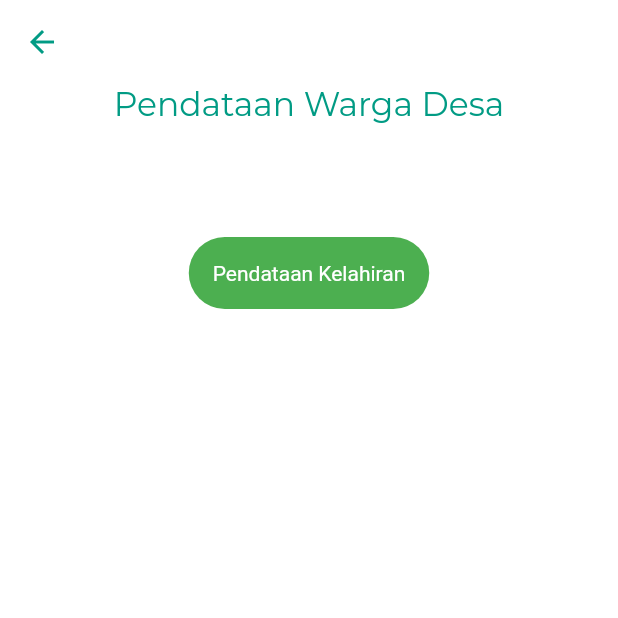
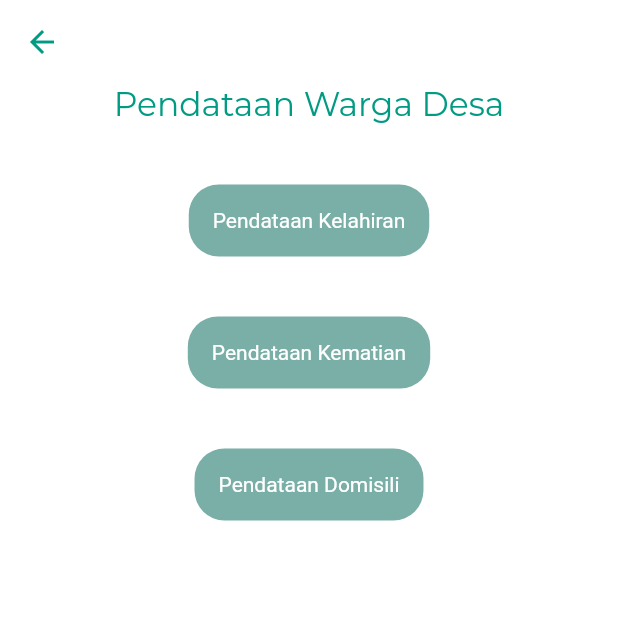
Before and after one commit to risdatamamal/smartville-mobile, a Flutter app: the CitizenDataMenu screen opened directly, on a phone screen of 412 x 824 dp, the top half of it. Run offline on Flutter 3.47's test engine with Material 2 defaults, Android fonts, the phone set to English and light mode, and no system bars; our stand-ins replace dio, google_fonts, image_picker, shared_preferences; accounts and stored records are empty.

Commit message:
Add citizen_data_menu.dart

```diff
--- a/lib/main.dart
+++ b/lib/main.dart
@@ -1,6 +1,7 @@
 import 'package:flutter/material.dart';
 import 'package:provider/provider.dart';
 import 'package:smartville/common/colors.dart';
+import 'package:smartville/pages/citizen_data_menu.dart';
 import 'package:smartville/pages/dashboard_page.dart';
 import 'package:smartville/pages/register_page_2.dart';
 import 'package:smartville/pages/register_page_3.dart';
@@ -48,6 +49,9 @@ class MyApp extends StatelessWidget {
                 builder: (_) => RegisterPage3(name: name),
                 settings: settings,
               );
+
+            case CitizenDataMenu.routeName:
+              return MaterialPageRoute(builder: (_) => const CitizenDataMenu());
             case DashboardPage.routeName:
               return MaterialPageRoute(builder: (_) => const DashboardPage());
             default:
--- a/lib/pages/citizen_data_menu.dart
+++ b/lib/pages/citizen_data_menu.dart
@@ -1,7 +1,6 @@
+import 'package:flutter/cupertino.dart';
 import 'package:flutter/material.dart';
-import 'package:flutter/cupertino.dart';
 import 'package:smartville/common/colors.dart';
-import 'package:smartville/common/constant.dart';
 import 'package:smartville/common/text_styles.dart';
 
 class CitizenDataMenu extends StatefulWidget {
@@ -24,11 +23,8 @@ class _CitizenDataMenuState extends State<CitizenDataMenu> {
           leading: const BackButton(color: primaryColor),
         ),
         backgroundColor: Colors.white,
-        body: SingleChildScrollView(
-          child: Padding(
-            padding: const EdgeInsets.symmetric(horizontal: defaultMargin),
-            child: Column(
-              children: [
+        body: Center(
+          child: Column(children: <Widget>[
             Align(
               alignment: Alignment.center,
               child: Text(
@@ -36,13 +32,13 @@ class _CitizenDataMenuState extends State<CitizenDataMenu> {
                 style: primaryText.copyWith(fontSize: 22),
               ),
             ),
-                const SizedBox(
-                  height: 75,
+            const Padding(
+              padding: EdgeInsets.all(20),
             ),
-                Form(
-                  child: Material(
-                    borderRadius: BorderRadius.circular(30),
-                    color: Colors.green,
+            Material(
+              borderRadius: BorderRadius.circular(20),
+              color: Color.fromRGBO(121, 175, 167, 1),
+              shadowColor: Color.fromRGBO(0, 0, 0, 0.25),
               child: const InkWell(
                 splashColor: Colors.greenAccent,
                 child: Padding(
@@ -54,10 +50,46 @@ class _CitizenDataMenuState extends State<CitizenDataMenu> {
                 ),
               ),
             ),
-                )
-              ],
+
+            const Padding(
+              padding: EdgeInsets.all(20),
+            ),
+
+            Material(
+              borderRadius: BorderRadius.circular(20),
+              color: Color.fromRGBO(121, 175, 167, 1),
+              shadowColor: Color.fromRGBO(0, 0, 0, 0.25),
+              child: const InkWell(
+                splashColor: Colors.greenAccent,
+                child: Padding(
+                  padding: EdgeInsets.all(16),
+                  child: Text(
+                    "Pendataan Kematian",
+                    style: TextStyle(color: Colors.white),
                   ),
                 ),
+              ),
+            ),
+
+            const Padding(
+              padding: EdgeInsets.all(20),
+            ),
+            Material(
+              borderRadius: BorderRadius.circular(20),
+              color: Color.fromRGBO(121, 175, 167, 1),
+              shadowColor: Color.fromRGBO(0, 0, 0, 0.25),
+              child: const InkWell(
+                splashColor: Colors.greenAccent,
+                child: Padding(
+                  padding: EdgeInsets.all(16),
+                  child: Text(
+                    "Pendataan Domisili",
+                    style: TextStyle(color: Colors.white),
+                  ),
+                ),
+              ),
+            )
+          ]),
         ),
       ),
     );
--- a/lib/pages/register_page_2.dart
+++ b/lib/pages/register_page_2.dart
@@ -13,7 +13,6 @@ class RegisterPage2 extends StatefulWidget {
 
   @override
   State<RegisterPage2> createState() => _RegisterPage2State();
-
 }
 
 class _RegisterPage2State extends State<RegisterPage2> {
```
Lines whose indentation alone changed are shown as unchanged.
